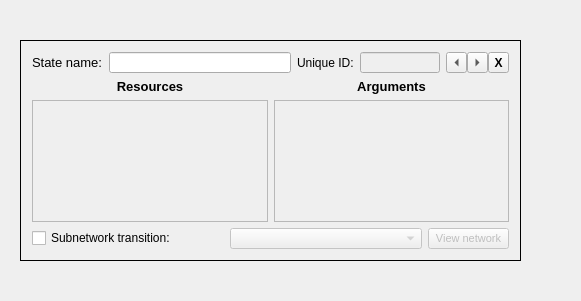
This is editor/UI/UI_NetworkState.ui in leiftiger/EG_Tools as Qt 5 draws it before an edit. The edited form follows.
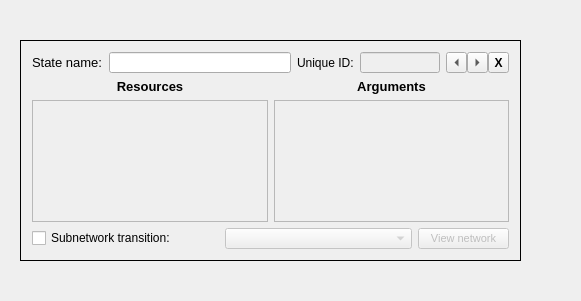
This is the edited form. Custom widgets are drawn as their Qt base class.

```diff
--- a/editor/UI/UI_NetworkState.ui
+++ b/editor/UI/UI_NetworkState.ui
@@ -385,7 +385,7 @@
          </property>
          <property name="maximumSize">
           <size>
-           <width>81</width>
+           <width>91</width>
            <height>21</height>
           </size>
          </property>
```
